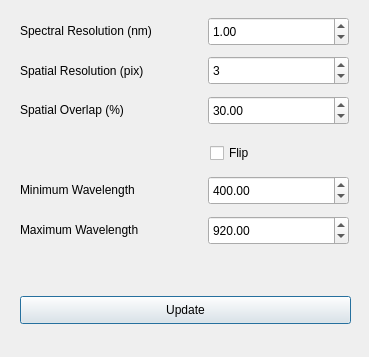
Before: the Qt Designer form formhypcubebuildsettings.ui in JairoSalazarV/QtHypCam, drawn with Qt 5.
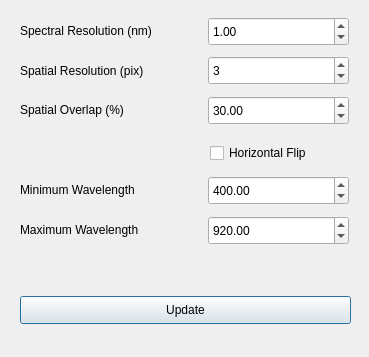
After: the same form once the commit is applied.

```diff
--- a/formhypcubebuildsettings.ui
+++ b/formhypcubebuildsettings.ui
@@ -31,12 +31,12 @@
     <rect>
      <x>210</x>
      <y>140</y>
-     <width>51</width>
+     <width>151</width>
      <height>26</height>
     </rect>
    </property>
    <property name="text">
-    <string>Flip</string>
+    <string>Horizontal Flip</string>
    </property>
   </widget>
   <widget class="QDoubleSpinBox" name="spinboxSpectralResolution">
```
